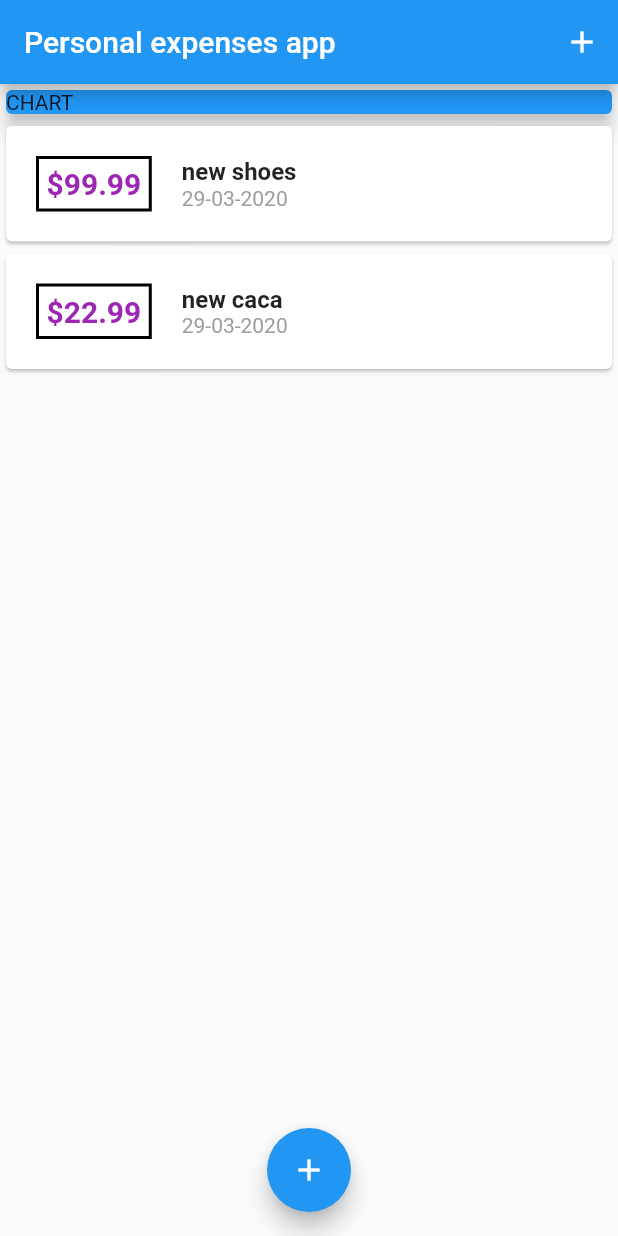
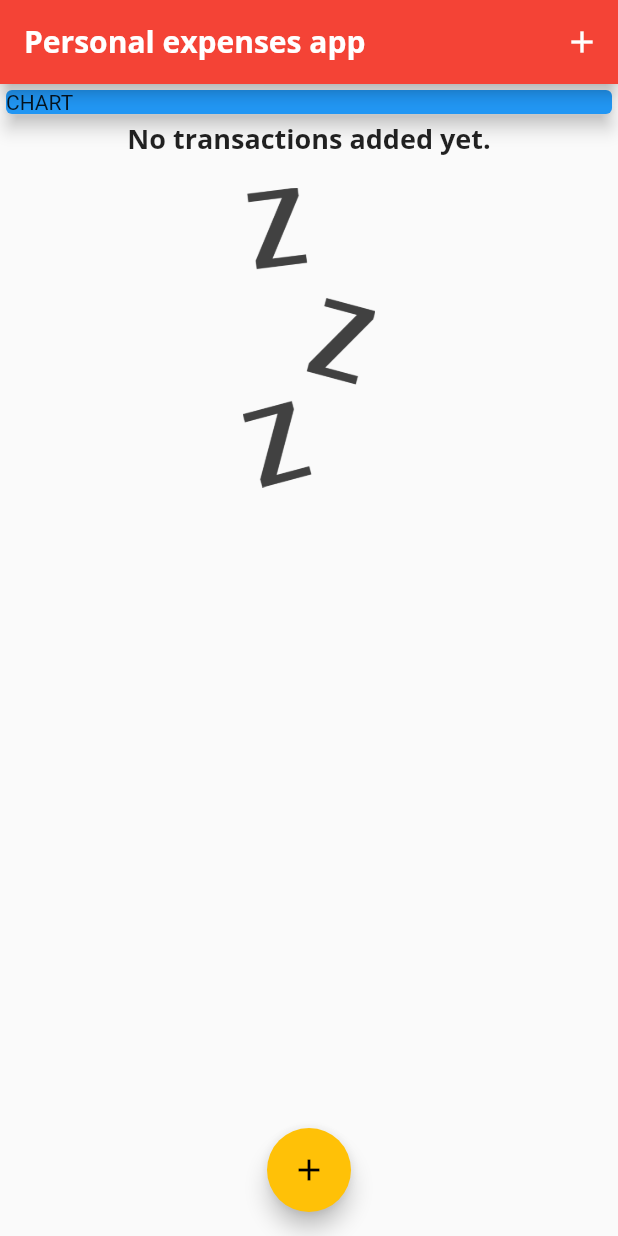
Before and after one commit to oscarlolero/personal_expenses, a Flutter app: the screen it shows after launch, on a phone screen of 412 x 824 dp. Run offline on Flutter 3.47's test engine with Material 2 defaults, Android fonts, the phone set to English and light mode, and no system bars.

Commit message:
Finalizacion primera parte de transacciones

```diff
--- a/lib/main.dart
+++ b/lib/main.dart
@@ -2,7 +2,6 @@ import 'package:flutter/material.dart';
 
 import './widgets/new_transaction.dart';
 import './widgets/transaction_list.dart';
-import './widgets/new_transaction.dart';
 import './models/transaction.dart';
 
 void main() => runApp(MyApp());
@@ -11,9 +10,24 @@ class MyApp extends StatelessWidget {
   @override
   Widget build(BuildContext context) {
     return MaterialApp(
-      title: 'Flutter Demo',
+      title: 'Gastos personales',
       theme: ThemeData(
-        primarySwatch: Colors.blue,
+        primarySwatch: Colors.red,
+        accentColor: Colors.amber,
+        fontFamily: 'Quicksand',
+        textTheme: ThemeData.light().textTheme.copyWith(
+                title: TextStyle(
+              fontFamily: 'OpenSans',
+              fontWeight: FontWeight.bold,
+              fontSize: 18,
+            )),
+        appBarTheme: AppBarTheme(
+            textTheme: ThemeData.light().textTheme.copyWith(
+                  title: TextStyle(
+                      fontFamily: 'OpenSans',
+                      fontSize: 20,
+                      fontWeight: FontWeight.bold),
+                )),
       ),
       home: MyHomePage(),
     );
@@ -27,10 +41,10 @@ class MyHomePage extends StatefulWidget {
 
 class _MyHomePageState extends State<MyHomePage> {
   final List<Transaction> _userTransactions = [
-    Transaction(
-        id: 't1', title: 'new shoes', amount: 99.99, date: DateTime.now()),
-    Transaction(
-        id: 't2', title: 'new caca', amount: 22.99, date: DateTime.now()),
+//    Transaction(
+//        id: 't1', title: 'new shoes', amount: 99.99, date: DateTime.now()),
+//    Transaction(
+//        id: 't2', title: 'new caca', amount: 22.99, date: DateTime.now()),
   ];
 
   void _addNewTransaction(String titleOfTx, double amountOfTx) {
--- a/lib/widgets/transaction_list.dart
+++ b/lib/widgets/transaction_list.dart
@@ -2,15 +2,33 @@ import 'package:flutter/material.dart';
 import 'package:intl/intl.dart';
 
 import '../models/transaction.dart';
+
 class TransactionList extends StatelessWidget {
   final List<Transaction> userTransactions;
+
   TransactionList(this.userTransactions);
 
   @override
   Widget build(BuildContext context) {
     return Container(
       height: 300,
-      child: ListView.builder(
+      child: userTransactions.isEmpty
+          ? Column(
+              children: <Widget>[
+                Text(
+                  'No transactions added yet.',
+                  style: Theme.of(context).textTheme.title,
+                ),
+                SizedBox(height: 20),
+                Container(
+                    height: 200,
+                    child: Image.asset(
+                      'assets/images/waiting.png',
+                      fit: BoxFit.cover,
+                    ))
+              ],
+            )
+          : ListView.builder(
               itemBuilder: (ctx, index) {
                 return Card(
                     child: Row(
@@ -20,7 +38,7 @@ class TransactionList extends StatelessWidget {
                       padding: EdgeInsets.all(5),
                       decoration: BoxDecoration(
                           border: Border.all(
-                          color: Colors.black,
+                        color: Theme.of(context).primaryColor,
                         width: 2,
                       )),
                       child: Text(
@@ -28,22 +46,18 @@ class TransactionList extends StatelessWidget {
                         style: TextStyle(
                           fontWeight: FontWeight.bold,
                           fontSize: 20,
-                        color: Colors.purple,
+                          color: Theme.of(context).primaryColor,
                         ),
                       ),
                     ),
                     Column(
                       crossAxisAlignment: CrossAxisAlignment.start,
                       children: <Widget>[
+                        Text(userTransactions[index].title,
+                            style: Theme.of(context).textTheme.title),
                         Text(
-                        userTransactions[index].title,
-                        style: TextStyle(
-                          fontWeight: FontWeight.bold,
-                          fontSize: 16,
-                        ),
-                      ),
-                      Text(
-                        DateFormat('dd-MM-yyyy').format(userTransactions[index].date),
+                          DateFormat.yMMMd()
+                              .format(userTransactions[index].date),
                           style: TextStyle(color: Colors.grey),
                         ),
                       ],
```
Also changed, not shown: pubspec.yaml (+13 -9 lines), assets/fonts/OpenSans-Bold.ttf (added), assets/fonts/OpenSans-Regular.ttf (added), assets/fonts/Quicksand-Bold.ttf (added), assets/fonts/Quicksand-Light.ttf (added), assets/fonts/Quicksand-Medium.ttf (added), assets/fonts/Quicksand-Regular.ttf (added), assets/images/waiting.png (added). Lines whose indentation alone changed are shown as unchanged.
